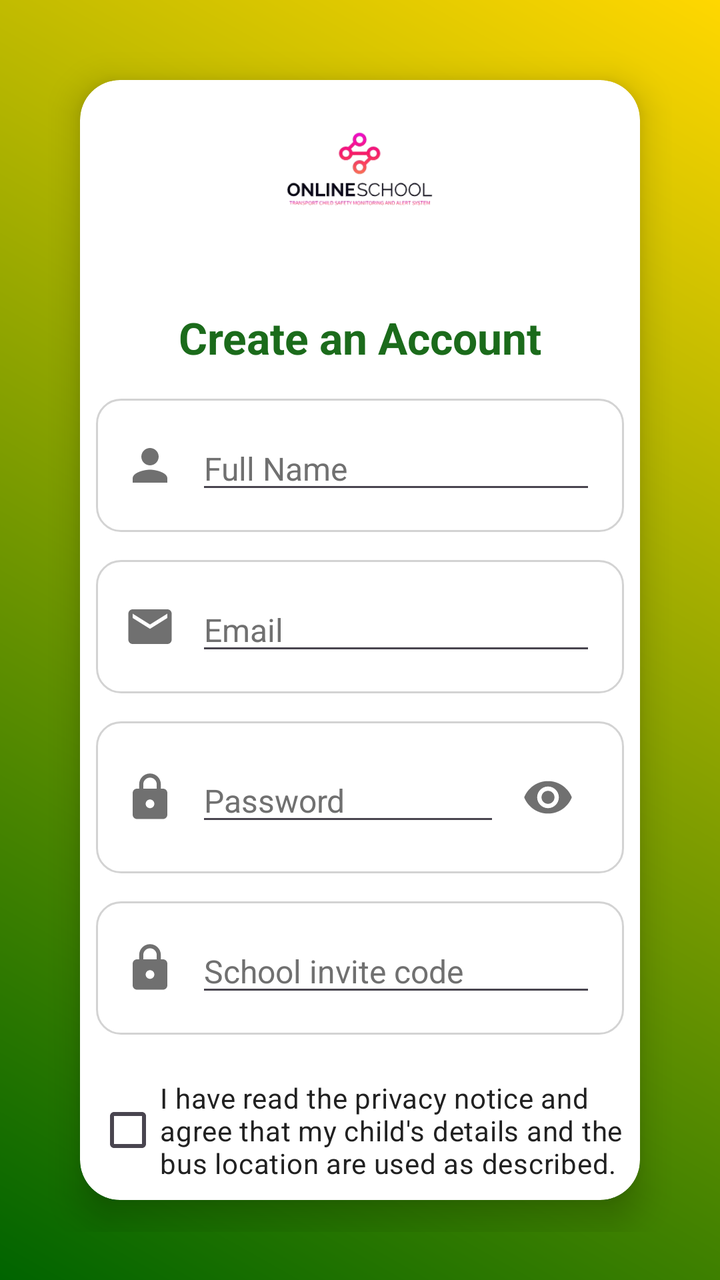
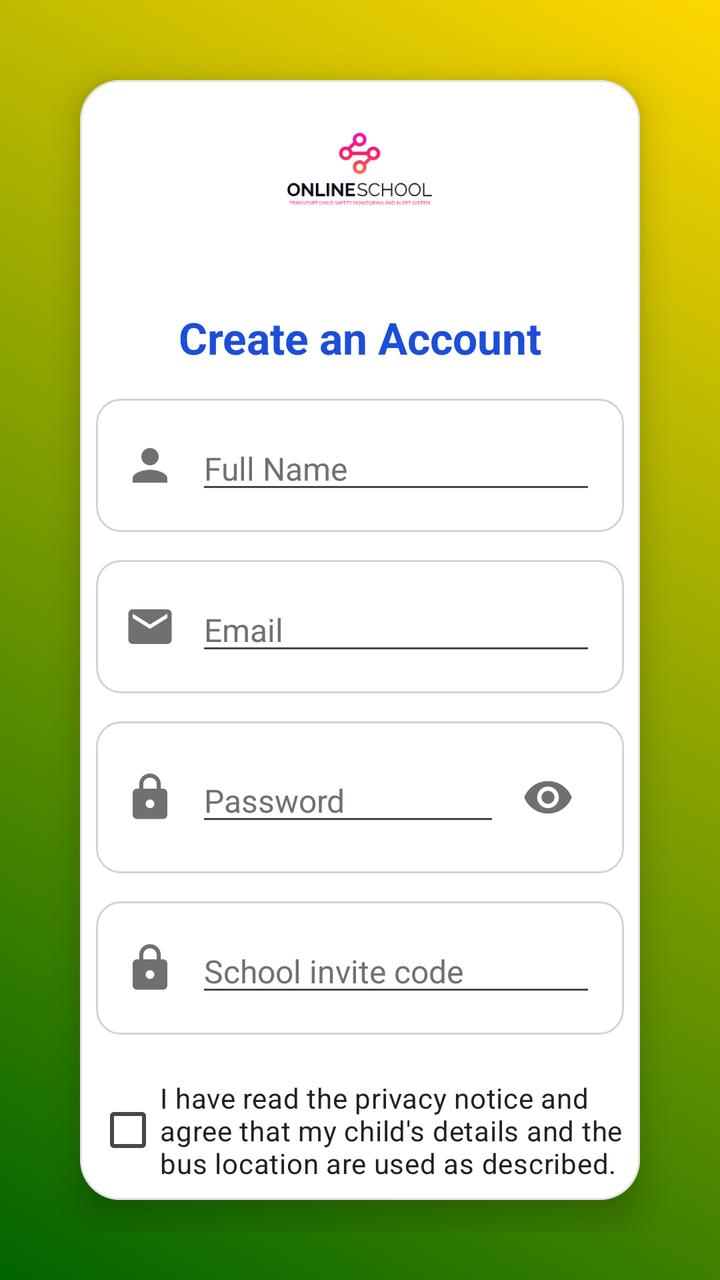

Two renders of the same Android screen: before a commit and after it. Below are the layout's source before the change and the commit's diff.
<!-- AndroidManifest.xml: application theme Theme.TransportApp -->
<!-- res/layout/activity_sign_up.xml -->
<?xml version="1.0" encoding="utf-8"?>
<RelativeLayout xmlns:android="http://schemas.android.com/apk/res/android"
    xmlns:app="http://schemas.android.com/apk/res-auto"
    android:layout_width="match_parent"
    android:layout_height="match_parent">

    
    <LinearLayout
        android:layout_width="match_parent"
        android:layout_height="match_parent"
        android:orientation="vertical"
        android:gravity="center"
        android:padding="24dp"
        android:background="@drawable/bg_gradient">

        
        <com.google.android.material.card.MaterialCardView
            android:layout_width="match_parent"
            android:layout_height="wrap_content"
            android:layout_margin="16dp"
            android:padding="32dp"
            app:cardCornerRadius="20dp"
            app:cardElevation="10dp"
            android:backgroundTint="@color/surface">

            <LinearLayout
                android:layout_width="match_parent"
                android:layout_height="wrap_content"
                android:orientation="vertical"
                android:padding="8dp">

                
                <ImageView
                    android:contentDescription="@null"
                    android:layout_width="90dp"
                    android:layout_height="90dp"
                    android:src="@drawable/logo"
                    android:layout_gravity="center"
                    android:layout_marginBottom="16dp" />

                
                <TextView
                    android:layout_width="match_parent"
                    android:layout_height="wrap_content"
                    android:text="@string/create_an_account"
                    android:textSize="22sp"
                    android:textStyle="bold"
                    android:textColor="@color/text_accent"
                    android:gravity="center"
                    android:paddingBottom="16dp" />

                
                <LinearLayout
                    android:layout_width="match_parent"
                    android:layout_height="wrap_content"
                    android:orientation="horizontal"
                    android:background="@drawable/input_field_bg"
                    android:padding="14dp"
                    android:gravity="center_vertical"
                    android:layout_marginBottom="14dp">

                    <ImageView
                        android:contentDescription="@null"
                        android:layout_width="26dp"
                        android:layout_height="26dp"
                        android:src="@drawable/baseline_person_24"
                        android:layout_marginEnd="10dp"
                        app:tint="@color/gray" />

                    <EditText
                        android:id="@+id/etFullName"
                        android:layout_width="match_parent"
                        android:layout_height="wrap_content"
                        android:hint="@string/hint_full_name"
                        android:textSize="16sp"
                        android:inputType="textPersonName"
                        android:textColorHint="@color/gray"
                        android:textColor="@color/text_primary"/>
                </LinearLayout>

                
                <LinearLayout
                    android:layout_width="match_parent"
                    android:layout_height="wrap_content"
                    android:orientation="horizontal"
                    android:background="@drawable/input_field_bg"
                    android:padding="14dp"
                    android:gravity="center_vertical"
                    android:layout_marginBottom="14dp">

                    <ImageView
                        android:contentDescription="@null"
                        android:layout_width="26dp"
                        android:layout_height="26dp"
                        android:src="@drawable/baseline_email_24"
                        android:layout_marginEnd="10dp"
                        app:tint="@color/gray" />

                    <EditText
                        android:id="@+id/etEmail"
                        android:layout_width="match_parent"
                        android:layout_height="wrap_content"
                        android:hint="@string/hint_email"
                        android:textSize="16sp"
                        android:inputType="textEmailAddress"
                        android:textColorHint="@color/gray"
                        android:textColor="@color/text_primary"/>
                </LinearLayout>

                
                <LinearLayout
                    android:layout_width="match_parent"
                    android:layout_height="wrap_content"
                    android:orientation="horizontal"
                    android:background="@drawable/input_field_bg"
                    android:padding="14dp"
                    android:gravity="center_vertical"
                    android:layout_marginBottom="14dp">

                    <ImageView
                        android:contentDescription="@null"
                        android:layout_width="26dp"
                        android:layout_height="26dp"
                        android:src="@drawable/baseline_lock_24"
                        android:layout_marginEnd="10dp"
                        app:tint="@color/gray" />

                    <EditText
                        android:id="@+id/etPassword"
                        android:layout_width="0dp"
                        android:layout_height="wrap_content"
                        android:layout_weight="1"
                        android:hint="@string/hint_password"
                        android:textSize="16sp"
                        android:inputType="textPassword"
                        android:textColorHint="@color/gray"
                        android:textColor="@color/text_primary"/>

                    
                    <ImageView
                        android:contentDescription="@string/show_password"
                        android:id="@+id/ivTogglePassword"
                        android:layout_width="48dp"
                        android:layout_height="48dp"
                        android:padding="11dp"
                        android:src="@drawable/baseline_remove_red_eye_24"
                        android:clickable="true"
                        android:focusable="true"
                        app:tint="@color/gray" />
                </LinearLayout>

                
                <LinearLayout
                    android:layout_width="match_parent"
                    android:layout_height="wrap_content"
                    android:orientation="horizontal"
                    android:background="@drawable/input_field_bg"
                    android:padding="14dp"
                    android:gravity="center_vertical"
                    android:layout_marginBottom="14dp">

                    <ImageView
                        android:contentDescription="@null"
                        android:layout_width="26dp"
                        android:layout_height="26dp"
                        android:src="@drawable/baseline_lock_24"
                        android:layout_marginEnd="10dp"
                        app:tint="@color/gray" />

                    <EditText
                        android:id="@+id/etInviteCode"
                        android:layout_width="match_parent"
                        android:layout_height="wrap_content"
                        android:hint="@string/hint_invite_code"
                        android:importantForAutofill="no"
                        android:inputType="textCapCharacters|textNoSuggestions"
                        android:textSize="16sp"
                        android:textColorHint="@color/gray"
                        android:textColor="@color/text_primary"/>
                </LinearLayout>

                
                <CheckBox
                    android:id="@+id/cbConsent"
                    android:layout_width="match_parent"
                    android:layout_height="wrap_content"
                    android:layout_marginTop="8dp"
                    android:minHeight="48dp"
                    android:text="@string/consent_checkbox"
                    android:textColor="@color/text_primary"
                    android:textSize="14sp" />

                <TextView
                    android:id="@+id/tvPrivacyNotice"
                    android:layout_width="match_parent"
                    android:layout_height="wrap_content"
                    android:layout_marginBottom="8dp"
                    android:minHeight="48dp"
                    android:gravity="center_vertical"
                    android:paddingStart="32dp"
                    android:paddingEnd="0dp"
                    android:text="@string/privacy_notice_link"
                    android:textColor="@color/text_accent"
                    android:textSize="14sp"
                    android:textStyle="bold" />

                
                <Button
                    android:id="@+id/btnSignUp"
                    android:layout_width="match_parent"
                    android:layout_height="60dp"
                    android:text="@string/sign_up"
                    android:textSize="16sp"
                    android:backgroundTint="@color/green"
                    android:textColor="@android:color/white"
                    android:layout_marginTop="8dp"
                    android:layout_marginBottom="12dp"
                    android:padding="14dp" />

                
                <TextView
                    android:id="@+id/tvSignIn"
                    android:layout_width="match_parent"
                    android:layout_height="wrap_content"
                    android:text="@string/already_have_an_account_sign_in"
                    android:textSize="14sp"
                    android:textColor="@color/text_accent"
                    android:gravity="center"
                    android:layout_marginTop="12dp"
                    android:clickable="true"/>
            </LinearLayout>
        </com.google.android.material.card.MaterialCardView>
    </LinearLayout>
</RelativeLayout>
<!-- resources referenced by this layout -->
<resources>
  <color name="gray">#707070</color>
  <color name="green">#1B6B1B</color>
  <color name="surface">#FFFFFF</color>
  <color name="text_accent">#1B6B1B</color>
  <color name="text_primary">#212121</color>
  <!-- drawable baseline_person_24 (drawable) -->
  <vector xmlns:android="http://schemas.android.com/apk/res/android" android:height="24dp" android:tint="@color/text_secondary" android:viewportHeight="24" android:viewportWidth="24" android:width="24dp">
        
      <path android:fillColor="@android:color/white" android:pathData="M12,12c2.21,0 4,-1.79 4,-4s-1.79,-4 -4,-4 -4,1.79 -4,4 1.79,4 4,4zM12,14c-2.67,0 -8,1.34 -8,4v2h16v-2c0,-2.66 -5.33,-4 -8,-4z"/>
      
  </vector>
  <!-- drawable bg_gradient (drawable) -->
  <?xml version="1.0" encoding="utf-8"?>
  <layer-list xmlns:android="http://schemas.android.com/apk/res/android">
      <item>
          <shape android:shape="rectangle">
              <gradient
                  android:angle="45"
                  android:startColor="#006400"
                  android:endColor="#FFD700"
                  android:type="linear" />
          </shape>
      </item>
  </layer-list>
  <!-- drawable input_field_bg (drawable) -->
  <?xml version="1.0" encoding="utf-8"?>
  <shape xmlns:android="http://schemas.android.com/apk/res/android">
      <solid android:color="@color/surface"/>
      <stroke android:width="1dp" android:color="@color/light_gray"/>
      <corners android:radius="12dp"/>
      <padding android:left="12dp" android:right="12dp"/>
  </shape>
  <string name="already_have_an_account_sign_in">Already have an account? Sign in</string>
  <string name="consent_checkbox">I have read the privacy notice and agree that my child\'s details and the bus location are used as described.</string>
  <string name="create_an_account">Create an Account</string>
  <string name="hint_email">Email</string>
  <string name="hint_full_name">Full Name</string>
  <string name="hint_invite_code">School invite code</string>
  <string name="hint_password">Password</string>
  <string name="privacy_notice_link">Read the privacy notice</string>
  <string name="show_password">Show password</string>
  <string name="sign_up">Sign Up</string>
  <style name="Theme.TransportApp" parent="Base.Theme.TransportApp" />
  <color name="text_secondary">#616161</color>
  <color name="light_gray">#D3D3D3</color>
  <style name="Base.Theme.TransportApp" parent="Theme.Material3.DayNight.NoActionBar">
          
          <item name="colorPrimary">@color/green</item>
          <item name="colorOnPrimary">@color/white</item>
          <item name="colorSecondary">@color/accent_orange</item>
          <item name="colorOnSecondary">@color/white</item>
          
          <item name="materialCardViewStyle">@style/Widget.Material3.CardView.Elevated</item>
      </style>
  <color name="white">#FFFFFFFF</color>
  <color name="accent_orange">#B45309</color>
  <!-- unchanged entries left out for length: 4 -->
</resources>

<!-- the commit's change to res/layout/activity_sign_up.xml (unified diff, before → after) -->
@@ -211,7 +211,7 @@
                     android:layout_height="60dp"
                     android:text="@string/sign_up"
                     android:textSize="16sp"
-                    android:backgroundTint="@color/green"
+                    android:backgroundTint="@color/brand_primary"
                     android:textColor="@android:color/white"
                     android:layout_marginTop="8dp"
                     android:layout_marginBottom="12dp"
<!-- resource entries referenced after the edit -->
@@ -1,9 +1,9 @@
 <!-- resources referenced by this layout -->
 <resources>
+  <color name="brand_primary">#2563EB</color>
   <color name="gray">#707070</color>
-  <color name="green">#1B6B1B</color>
   <color name="surface">#FFFFFF</color>
-  <color name="text_accent">#1B6B1B</color>
+  <color name="text_accent">#1D4ED8</color>
   <color name="text_primary">#212121</color>
   <!-- drawable baseline_person_24 (drawable) -->
   <vector xmlns:android="http://schemas.android.com/apk/res/android" android:height="24dp" android:tint="@color/text_secondary" android:viewportHeight="24" android:viewportWidth="24" android:width="24dp">
@@ -46,15 +46,33 @@
   <color name="text_secondary">#616161</color>
   <color name="light_gray">#D3D3D3</color>
   <style name="Base.Theme.TransportApp" parent="Theme.Material3.DayNight.NoActionBar">
-          
-          <item name="colorPrimary">@color/green</item>
-          <item name="colorOnPrimary">@color/white</item>
+          <item name="colorPrimary">@color/theme_primary</item>
+          <item name="colorOnPrimary">@color/theme_on_primary</item>
+          <item name="colorPrimaryContainer">@color/theme_primary_container</item>
+          <item name="colorOnPrimaryContainer">@color/theme_on_primary_container</item>
           <item name="colorSecondary">@color/accent_orange</item>
           <item name="colorOnSecondary">@color/white</item>
+          <item name="colorSurfaceVariant">@color/surface_variant</item>
+          <item name="colorOutlineVariant">@color/outline_card</item>
           
-          <item name="materialCardViewStyle">@style/Widget.Material3.CardView.Elevated</item>
+          <item name="materialCardViewStyle">@style/Widget.Transport.Card</item>
       </style>
+  <color name="theme_primary">#2563EB</color>
+  <color name="theme_on_primary">#FFFFFF</color>
+  <color name="theme_primary_container">#DBEAFE</color>
+  <color name="theme_on_primary_container">#1E3A8A</color>
   <color name="white">#FFFFFFFF</color>
+  <color name="surface_variant">#F1F3F4</color>
+  <color name="outline_card">#E0E0E0</color>
+  <style name="Widget.Transport.Card" parent="Widget.Material3.CardView.Elevated">
+          <item name="cardCornerRadius">@dimen/radius_l</item>
+          <item name="cardElevation">@dimen/card_elevation_default</item>
+          <item name="strokeColor">@color/outline_card</item>
+          <item name="strokeWidth">1dp</item>
+          <item name="cardBackgroundColor">@color/surface</item>
+      </style>
+  <dimen name="radius_l">16dp</dimen>
+  <dimen name="card_elevation_default">2dp</dimen>
   <color name="accent_orange">#B45309</color>
   <!-- unchanged entries left out for length: 4 -->
 </resources>
